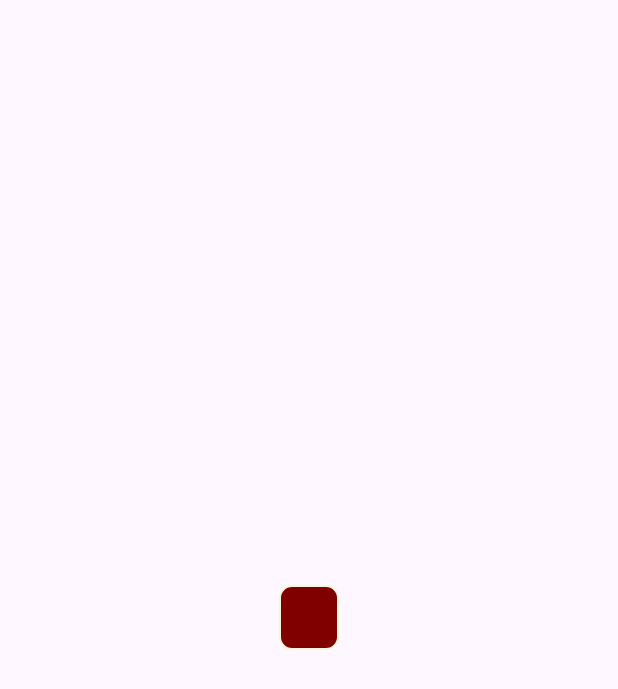
After one commit to Griart135/CakesProject, an Android app: the layout custom_toast.xml on its own in the app's theme, with its tools: preview values and no code run, on a phone screen of 412 x 824 dp. The commit adds this screen. Shown: the top 689 px of the screen. Run offline under Robolectric (Android 15) with nearby library versions, the phone set to English and light mode, and no system bars.

Commit message:
login step 3 & toast new design

```diff
--- a/app/src/main/java/com/example/afinal/OrderActivity.java
+++ b/app/src/main/java/com/example/afinal/OrderActivity.java
@@ -71,7 +71,7 @@ public class OrderActivity extends AppCompatActivity {
 
         orderSlicesButton.setOnClickListener(v -> {
             int selectedSlices = slicesPicker.getValue();
-            Toast.makeText(OrderActivity.this, "Вы выбрали " + selectedSlices + " кусочков", Toast.LENGTH_SHORT).show();
+            ToastUtils.showCustomToast(OrderActivity.this, "Вы выбрали " + selectedSlices + " кусочков", Toast.LENGTH_SHORT);
         });
 
         int imageResId = getIntent().getIntExtra("ImageResId", -1);
--- a/app/src/main/java/com/example/afinal/Product.java
+++ b/app/src/main/java/com/example/afinal/Product.java
@@ -3,12 +3,13 @@ package com.example.afinal;
 import android.os.Parcel;
 import android.os.Parcelable;
 
-public class Product implements Parcelable{
+public class Product implements Parcelable {
     private String name;
     private int imageResId;
     private String description;
     private int price;
     private String[] ingredients;
+
 
     public Product(String name, int imageResId, String description, int price, String[] ingredients) {
         this.name = name;
--- a/app/src/main/java/com/example/afinal/ProfileActivity.java
+++ b/app/src/main/java/com/example/afinal/ProfileActivity.java
@@ -18,6 +18,12 @@ public class ProfileActivity extends AppCompatActivity {
         auth = FirebaseAuth.getInstance();
         TextView emailView = findViewById(R.id.profile_email);
         Button logoutButton = findViewById(R.id.logout_button);
+        Button editProfile = findViewById(R.id.edit_profile_button);
+
+        editProfile.setOnClickListener(v -> {
+            startActivity(new Intent(this, SignupActivity.class));
+            finish();
+        });
         FirebaseUser user = auth.getCurrentUser();
         if (user != null) {
             emailView.setText(user.getEmail());
--- /dev/null
+++ b/app/src/main/res/drawable/toast_background.xml
@@ -0,0 +1,6 @@
+<?xml version="1.0" encoding="utf-8"?>
+<shape xmlns:android="http://schemas.android.com/apk/res/android">
+    <solid android:color="#800000"/>
+    <corners android:radius="8dp"/>
+    <stroke android:width="1dp" android:color="#F5F5DC"/>
+</shape>
--- /dev/null
+++ b/app/src/main/res/layout/custom_toast.xml
@@ -0,0 +1,20 @@
+<?xml version="1.0" encoding="utf-8"?>
+<LinearLayout
+    xmlns:android="http://schemas.android.com/apk/res/android"
+    android:id="@+id/custom_toast_container"
+    android:layout_width="wrap_content"
+    android:layout_height="wrap_content"
+    android:background="@drawable/toast_background"
+    android:padding="12dp"
+    android:orientation="horizontal"
+    android:layout_gravity="center">
+
+    <TextView
+        android:id="@+id/toast_text"
+        android:layout_width="wrap_content"
+        android:layout_height="wrap_content"
+        android:textColor="#F5F5DC"
+        android:textSize="14sp"
+        android:paddingStart="8dp"
+        android:paddingEnd="8dp"/>
+</LinearLayout>
```
Also changed, not shown: app/src/main/java/com/example/afinal/LoginActivity.java (+14 -11 lines), app/src/main/java/com/example/afinal/SignupActivity.java (+33 -16 lines), app/src/main/java/com/example/afinal/ToastUtils.java (added, +24 -0 lines).
